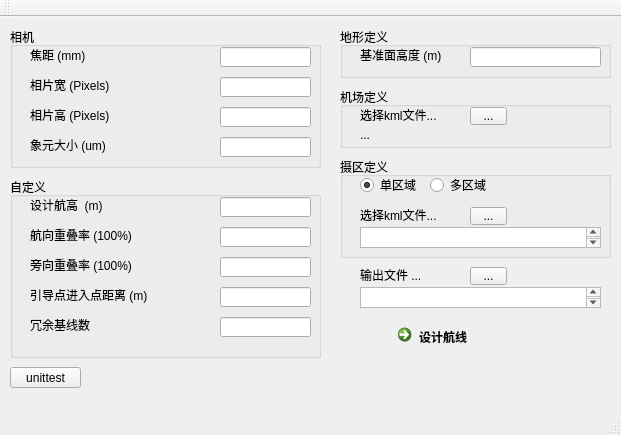
guangmushikong/UAVRouter, file UAVRouter/mainwindow.ui: the form before one commit.
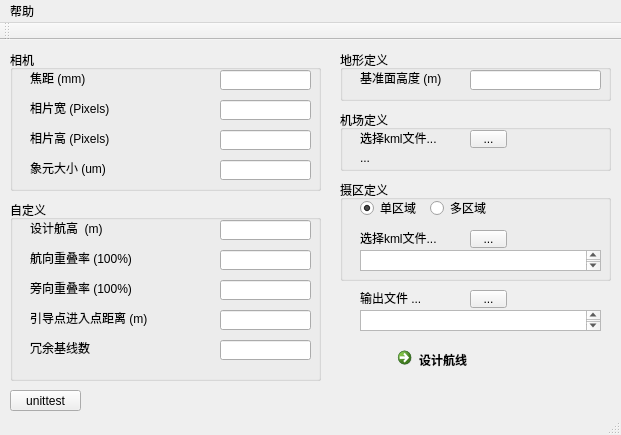
The form after the commit.

Patch:
```diff
--- a/UAVRouter/mainwindow.ui
+++ b/UAVRouter/mainwindow.ui
@@ -509,6 +509,13 @@
      <height>23</height>
     </rect>
    </property>
+   <widget class="QMenu" name="menu">
+    <property name="title">
+     <string>帮助</string>
+    </property>
+    <addaction name="action_4"/>
+   </widget>
+   <addaction name="menu"/>
   </widget>
   <widget class="QToolBar" name="mainToolBar">
    <attribute name="toolBarArea">
```
Left out of the diff: 5 changed lines with no effect on the pictures.
